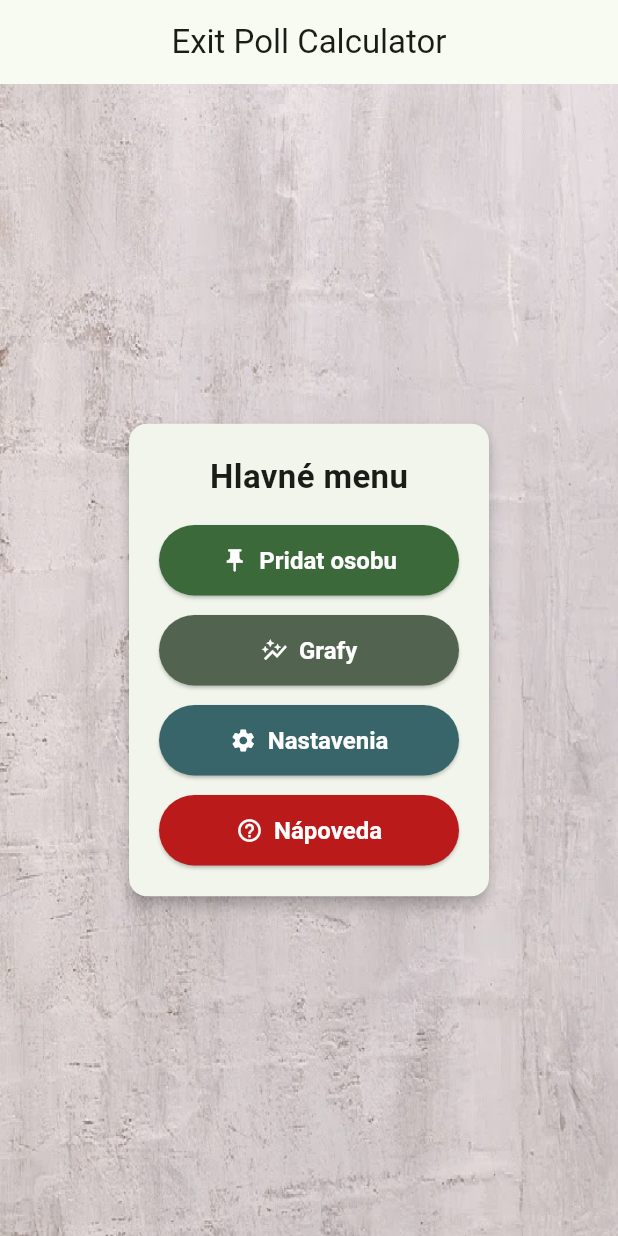
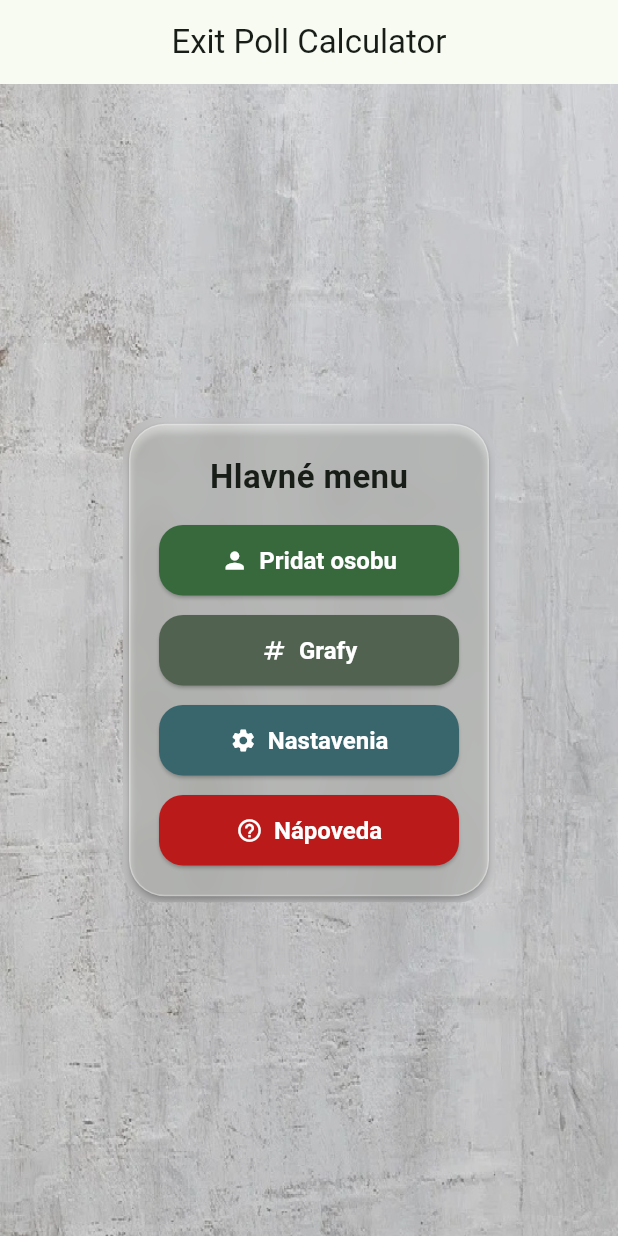
Before and after one commit to S4B4T0N/ExpitPollRequest, a Flutter app: the screen it shows after launch, on a phone screen of 412 x 824 dp. Run offline on Flutter 3.47's test engine with Material 3 defaults, Android fonts, the phone set to English and light mode, and no system bars.

Commit message:
pridanie menu a denneho a nocneho rezimu

```diff
--- a/lib/main.dart
+++ b/lib/main.dart
@@ -1,3 +1,4 @@
+import 'dart:ui';
 import 'package:flutter/material.dart';
 
 void main() => runApp(const MainApp());
@@ -8,13 +9,15 @@ class MainApp extends StatelessWidget {
   @override
   Widget build(BuildContext context) {
     return MaterialApp(
-      debugShowCheckedModeBanner: false,
+      debugShowCheckedModeBanner: false, // vypne ten napis debug
       theme: ThemeData(
+        //  light rezim
         useMaterial3: true,
-        colorSchemeSeed: const Color(0xFF2E7D32), // zelená – „data/vox“
+        colorSchemeSeed: const Color.fromARGB(255, 70, 197, 98),
         brightness: Brightness.light,
       ),
       darkTheme: ThemeData(
+        // Dark rezim
         useMaterial3: true,
         colorSchemeSeed: const Color(0xFF2E7D32),
         brightness: Brightness.dark,
@@ -41,16 +44,27 @@ class HomeScreen extends StatelessWidget {
         fit: StackFit.expand,
         children: [
           Image.asset('assets/pozadie/pozadie.jpg', fit: BoxFit.cover),
-          // jemný overlay pre čitateľnosť
-          Container(
-            color: const Color.fromARGB(255, 175, 95, 95).withOpacity(0.12),
+          Container(color: Colors.black.withOpacity(0.12)),
+          Center(
+            child: ClipRRect(
+              borderRadius: BorderRadius.circular(24),
+              child: BackdropFilter(
+                // voliteľné – jemné rozmazanie za kartou
+                filter: ImageFilter.blur(sigmaX: 10, sigmaY: 10),
+                child: ConstrainedBox(
+                  constraints: const BoxConstraints(maxWidth: 520),
+                  child: Card(
+                    elevation: 2, // M3 povrch a tieň
+                    clipBehavior: Clip.antiAlias,
+                    shape: RoundedRectangleBorder(
+                      borderRadius: BorderRadius.circular(24),
+                      side: BorderSide(
+                        color: Colors.white.withOpacity(0.28),
+                        width: 1,
                       ),
-          Center(
-            child: ConstrainedBox(
-              constraints: const BoxConstraints(maxWidth: 480),
-              child: Card(
-                elevation: 4,
-                clipBehavior: Clip.antiAlias,
+                    ),
+                    color: cs.surface.withOpacity(0.32),
+                    surfaceTintColor: Colors.white, // M3 tint
                     child: Padding(
                       padding: const EdgeInsets.all(20),
                       child: Column(
@@ -64,39 +78,40 @@ class HomeScreen extends StatelessWidget {
                             ),
                           ),
                           const SizedBox(height: 16),
-                      // Wrap = responzívne rozloženie (2×2 na menších)
                           Wrap(
                             alignment: WrapAlignment.center,
                             spacing: 12,
                             runSpacing: 12,
                             children: [
                               _MenuButton(
-                            icon: Icons.push_pin,
+                                icon: Icons.person,
                                 label: 'Pridat osobu',
+                                color: cs.primary,
                                 onTap: () {},
-                            color: cs.primary,
                               ),
                               _MenuButton(
-                            icon: Icons.auto_graph,
+                                icon: Icons.numbers,
                                 label: 'Grafy',
+                                color: cs.secondary,
                                 onTap: () {},
-                            color: cs.secondary,
                               ),
                               _MenuButton(
                                 icon: Icons.settings,
                                 label: 'Nastavenia',
+                                color: cs.tertiary,
                                 onTap: () {},
-                            color: cs.tertiary,
                               ),
                               _MenuButton(
                                 icon: Icons.help_outline,
                                 label: 'Nápoveda',
+                                color: cs.error,
                                 onTap: () {},
-                            color: cs.error,
                               ),
                             ],
                           ),
                         ],
+                      ),
+                    ),
                   ),
                 ),
               ),
@@ -112,14 +127,14 @@ class _MenuButton extends StatelessWidget {
   const _MenuButton({
     required this.icon,
     required this.label,
+    required this.color,
     required this.onTap,
-    required this.color,
   });
 
   final IconData icon;
   final String label;
+  final Color color;
   final VoidCallback onTap;
-  final Color color;
 
   @override
   Widget build(BuildContext context) {
@@ -130,10 +145,13 @@ class _MenuButton extends StatelessWidget {
         icon: Icon(icon),
         label: Text(label),
         style: ElevatedButton.styleFrom(
+          backgroundColor: color,
+          foregroundColor: Colors.white,
           padding: const EdgeInsets.symmetric(vertical: 14, horizontal: 16),
           textStyle: const TextStyle(fontSize: 16, fontWeight: FontWeight.w600),
-          foregroundColor: Colors.white,
-          backgroundColor: color,
+          shape: RoundedRectangleBorder(
+            borderRadius: BorderRadius.circular(16),
+          ),
         ),
       ),
     );
```
Lines whose indentation alone changed are shown as unchanged.
